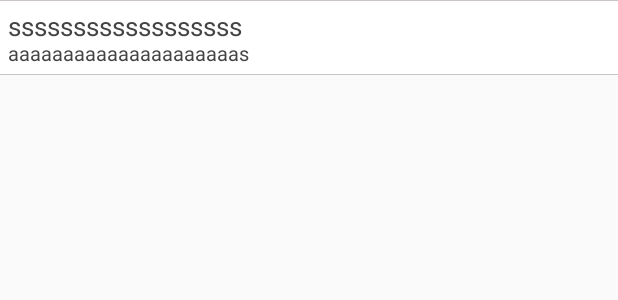
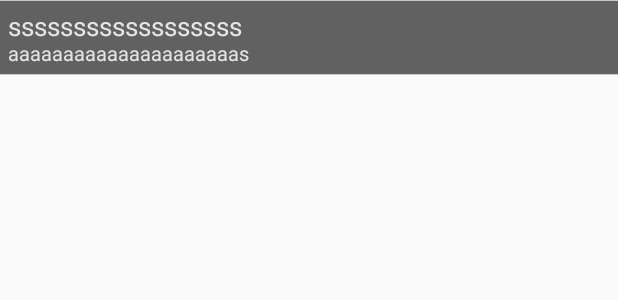
Before and after one commit to tSPeXAGnFtqzFTcbnTrjVPZPJnPJCDasfqEtrgO/TestMedia, an Android app: the layout item_detail_album.xml on its own in the app's theme, with its tools: preview values and no code run, on a phone screen of 412 x 824 dp. Shown: the top 300 px of the screen. Run offline under Robolectric (Android 15) with nearby library versions, the phone set to English and light mode, and no system bars.

Commit message:
update layout

```diff
--- a/TestMediaApp/app/src/main/res/drawable/background_item_music.xml
+++ b/TestMediaApp/app/src/main/res/drawable/background_item_music.xml
@@ -2,7 +2,7 @@
 <layer-list xmlns:android="http://schemas.android.com/apk/res/android">
     <item>
         <shape android:shape="rectangle" >
-            <solid android:color="#ffffff" />
+            <solid android:color="@color/background" />
         </shape>
     </item>
 
--- a/TestMediaApp/app/src/main/res/layout/item_detail_album.xml
+++ b/TestMediaApp/app/src/main/res/layout/item_detail_album.xml
@@ -10,7 +10,7 @@
         <TextView
             android:id="@+id/txtv_name"
             android:text="ssssssssssssssssss"
-            android:textColor="#454444"
+            android:textColor="@color/text"
             android:textSize="@dimen/title"
             android:layout_width="0dp"
             android:layout_height="0dp"
@@ -33,7 +33,7 @@
         <TextView
             android:id="@+id/txtv_artist"
             android:text="aaaaaaaaaaaaaaaaaaaaas"
-            android:textColor="#454444"
+            android:textColor="@color/text"
             android:textSize="@dimen/artist"
             android:layout_width="0dp"
             android:layout_height="0dp"
--- a/TestMediaApp/app/src/main/res/layout/item_list_music_fragment.xml
+++ b/TestMediaApp/app/src/main/res/layout/item_list_music_fragment.xml
@@ -45,6 +45,7 @@
         <TextView
             android:id="@+id/txtv_name"
             android:text="ssssssssssssssssss"
+            android:textColor="@color/text"
             android:textSize="@dimen/title"
             android:layout_width="0dp"
             android:layout_height="0dp"
@@ -67,6 +68,7 @@
         <TextView
             android:id="@+id/txtv_artist"
             android:text="aaaaaaaaaaaaaaaaaaaaas"
+            android:textColor="@color/text"
             android:textSize="@dimen/artist"
             android:layout_width="0dp"
             android:layout_height="0dp"
--- a/TestMediaApp/app/src/main/res/layout/item_search.xml
+++ b/TestMediaApp/app/src/main/res/layout/item_search.xml
@@ -7,7 +7,7 @@
     android:padding="@dimen/padding_item">
     <TextView
         android:id="@+id/txtv_name"
-        android:text="aaaaaaaaaaaaaaaaaaaaaa"
+        android:textColor="@color/text"
         android:layout_width="match_parent"
         android:layout_height="0dp"
         android:textStyle="bold"
@@ -27,7 +27,7 @@
         />
     <TextView
         android:id="@+id/txtv_artist"
-        android:text="aaaaaaaaaaaaaaaaaaaaaaaaaaaaaa"
+        android:textColor="@color/text"
         android:layout_width="match_parent"
         android:layout_height="0dp"
 
--- a/TestMediaApp/app/src/main/res/values/colors.xml
+++ b/TestMediaApp/app/src/main/res/values/colors.xml
@@ -3,6 +3,6 @@
     <color name="colorPrimary">#3F51B5</color>
     <color name="colorPrimaryDark">#303F9F</color>
     <color name="colorAccent">#FF4081</color>
-    <color name="text">#d7c6c6</color>
-    <color name="background">#464141</color>
+    <color name="text">#d5ffffff</color>
+    <color name="background">#9c000000</color>
 </resources>
```
Also changed, not shown: TestMediaApp/app/src/main/java/com/example/phamngocan/testmediaapp/ListMusicActivity.java (+30 -20 lines), TestMediaApp/app/src/main/java/com/example/phamngocan/testmediaapp/PlayerActivity.java (+9 -3 lines).
